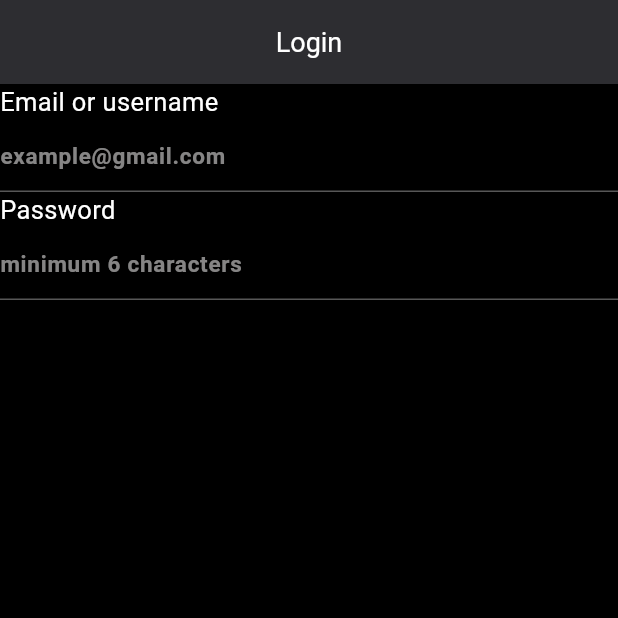
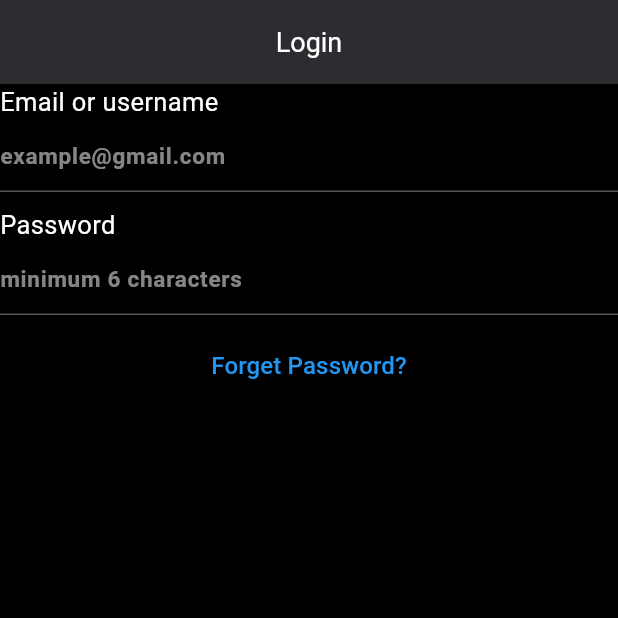
Before and after one commit to Korya25/auth, a Flutter app: the screen it shows after launch, on a phone screen of 412 x 824 dp, the top half of it. Run offline on Flutter 3.47's test engine with Material 3 defaults, Android fonts, the phone set to English and light mode, and no system bars; our stand-ins replace firebase_auth, firebase_core, google_sign_in; accounts and stored records are empty.

Commit message:
add  forget password text button and forgetpassweord page and add CUSTOM_AUTH_ACTION_BUTTON

```diff
--- a/lib/views/screen/auth/login_screen.dart
+++ b/lib/views/screen/auth/login_screen.dart
@@ -1,5 +1,6 @@
 import 'package:authapp/constanta/app_text_style.dart';
 import 'package:authapp/helper/utils/auth_validator.dart';
+import 'package:authapp/views/screen/auth/forget_password_screen.dart';
 import 'package:authapp/views/widgets/custom_text_form_field.dart';
 import 'package:flutter/material.dart';
 
@@ -33,6 +34,7 @@ class _LoginScreenState extends State<LoginScreen> {
       body: Form(
         key: formKey,
         child: Column(
+          spacing: 10,
           children: [
             // Email or username
             CustomTextFormField(
@@ -53,7 +55,7 @@ class _LoginScreenState extends State<LoginScreen> {
             CustomTextFormField(
               labelText: 'Password',
               hintText: 'minimum 6 characters',
-              hasSuffixIcon: true,
+              obscureText: true,
               textColor: Colors.white,
               textEditingController: _passwordController,
               keyboardType: TextInputType.visiblePassword,
@@ -65,6 +67,22 @@ class _LoginScreenState extends State<LoginScreen> {
               },
             ),
             // Forget Password
+            TextButton(
+              onPressed: () {
+                Navigator.push(context, MaterialPageRoute(
+                  builder: (context) {
+                    return ForgetPasswordScreen();
+                  },
+                ));
+              },
+              child: Text(
+                'Forget Password?',
+                style: TextStyle(
+                  color: Colors.blue,
+                  fontSize: 16,
+                ),
+              ),
+            ),
 
             // Login Button
 
--- a/lib/views/widgets/custom_text_form_field.dart
+++ b/lib/views/widgets/custom_text_form_field.dart
@@ -8,7 +8,6 @@ class CustomTextFormField extends StatefulWidget {
     required this.textEditingController,
     this.obscureText = false,
     required this.validator,
-    this.hasSuffixIcon = false,
     this.keyboardType,
     required this.onSaved,
     this.maxLength,
@@ -26,7 +25,6 @@ class CustomTextFormField extends StatefulWidget {
   final TextStyle hintStyle;
   final TextStyle labelStyle;
   final bool obscureText;
-  final bool hasSuffixIcon;
   final String? Function(String?)? validator;
   final TextEditingController? textEditingController;
   final TextInputType? keyboardType;
@@ -75,7 +73,7 @@ class _CustomTextFormFieldState extends State<CustomTextFormField> {
           keyboardType: widget.keyboardType,
           validator: widget.validator,
           controller: widget.textEditingController,
-          obscureText: widget.hasSuffixIcon ? isObscureText : false,
+          obscureText: isObscureText,
           maxLength: widget.maxLength,
           maxLines: widget.maxLines,
           style: widget.style ??
```
Also changed, not shown: lib/views/screen/auth/forget_password_screen.dart (added, +75 -0 lines), lib/views/widgets/action_auth_button.dart (added, +31 -0 lines).
